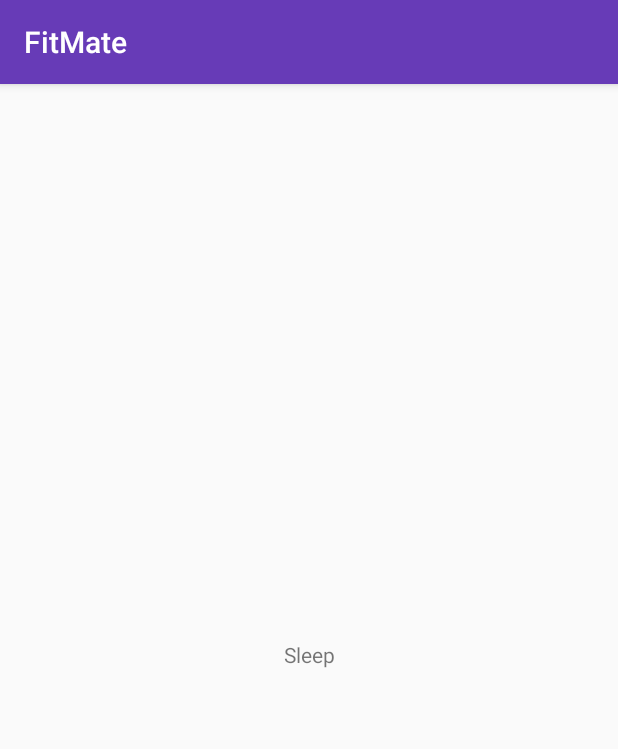
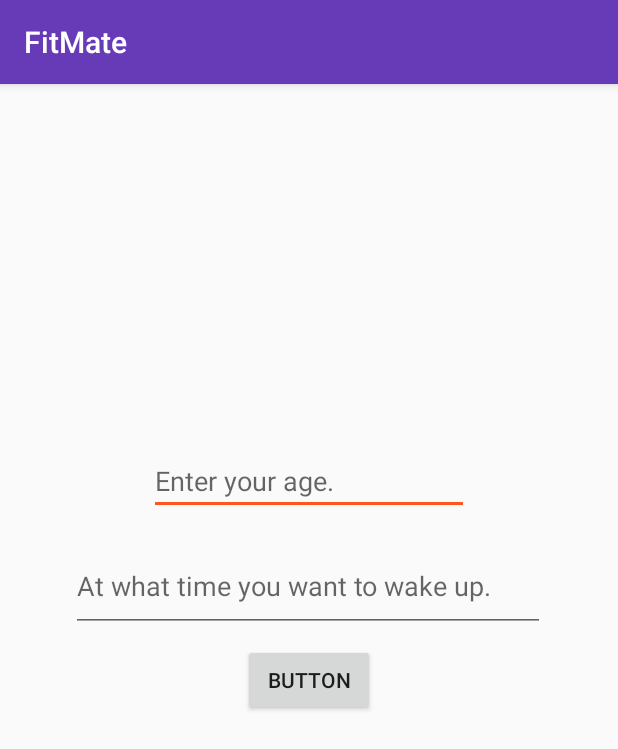
Before and after one commit to abhinavsaxena99/FitMate, an Android app: the fragment Sleep shown on its own in the app's theme, on a phone screen of 412 x 824 dp. Shown: the top 749 px of the screen. Run offline under Robolectric (Android 15) with nearby library versions, the phone set to English and light mode, and no system bars.

Commit message:
sleep layout

```diff
--- a/app/src/main/res/layout/sleep.xml
+++ b/app/src/main/res/layout/sleep.xml
@@ -4,8 +4,7 @@
     xmlns:tools="http://schemas.android.com/tools"
     android:id="@+id/constraintLayout"
     android:layout_width="match_parent"
-    android:layout_height="match_parent"
-    >
+    android:layout_height="match_parent">
 
     <!--<TextView-->
     <!--android:id="@+id/section_label"-->
@@ -20,17 +19,46 @@
     <!--tools:layout_constraintLeft_creator="1"-->
     <!--tools:layout_constraintTop_creator="1" />-->
 
-    <TextView
-        android:id="@+id/dietText"
+    <EditText
+        android:id="@+id/age"
         android:layout_width="wrap_content"
         android:layout_height="wrap_content"
-        android:layout_marginStart="8dp"
-        android:layout_marginEnd="8dp"
+        android:layout_marginTop="8dp"
         android:layout_marginBottom="8dp"
-        android:text="Sleep"
+        android:ems="10"
+        android:hint="Enter your age."
+        android:inputType="textPersonName"
         app:layout_constraintBottom_toBottomOf="parent"
         app:layout_constraintEnd_toEndOf="parent"
         app:layout_constraintStart_toStartOf="parent"
-        app:layout_constraintTop_toTopOf="parent" />
+        app:layout_constraintTop_toTopOf="parent"
+        app:layout_constraintVertical_bias="0.331" />
+
+    <EditText
+        android:id="@+id/time"
+        android:layout_width="316dp"
+        android:layout_height="61dp"
+        android:layout_marginTop="8dp"
+        android:layout_marginBottom="8dp"
+        android:ems="10"
+        android:hint="At what time you want to wake up."
+        android:inputType="textPersonName"
+        app:layout_constraintBottom_toBottomOf="parent"
+        app:layout_constraintEnd_toEndOf="parent"
+        app:layout_constraintHorizontal_bias="0.494"
+        app:layout_constraintStart_toStartOf="parent"
+        app:layout_constraintTop_toBottomOf="@+id/age"
+        app:layout_constraintVertical_bias="0.021" />
+
+    <Button
+        android:id="@+id/button"
+        android:layout_width="wrap_content"
+        android:layout_height="wrap_content"
+        android:layout_marginTop="8dp"
+        android:text="Button"
+        app:layout_constraintEnd_toEndOf="parent"
+        app:layout_constraintHorizontal_bias="0.5"
+        app:layout_constraintStart_toStartOf="parent"
+        app:layout_constraintTop_toBottomOf="@+id/time" />
 
 </androidx.constraintlayout.widget.ConstraintLayout>
```
Lines whose indentation alone changed are shown as unchanged.
